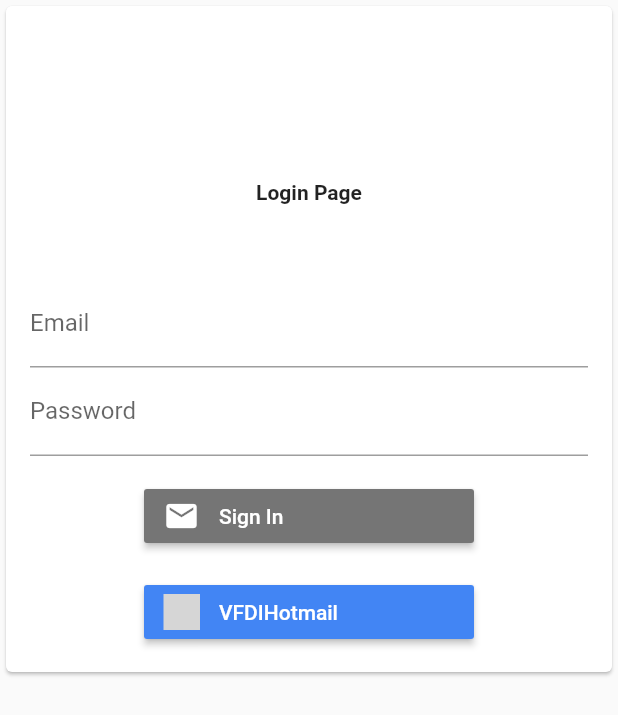
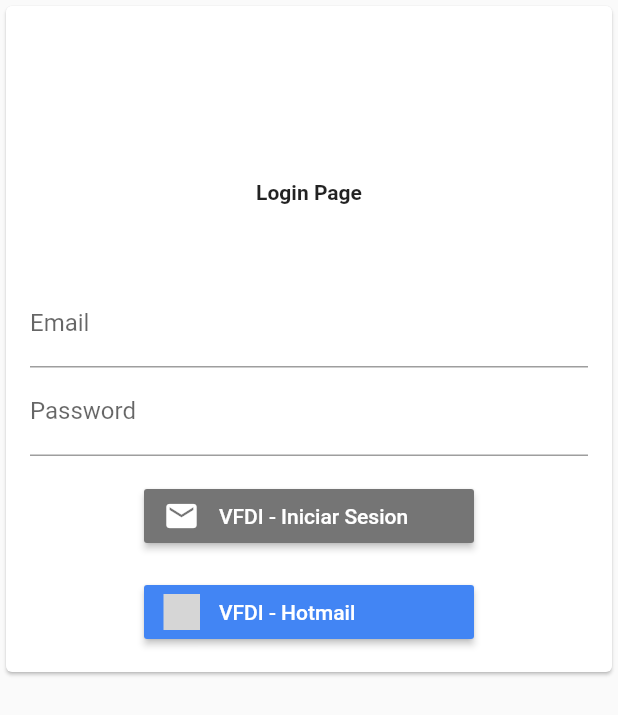
Before and after one commit to DiegoVillacis/Villacis_Diego_Examen2, a Flutter app: the screen it shows after launch, on a phone screen of 412 x 824 dp. Shown: the top 715 px of the screen. Run offline on Flutter 3.47's test engine with Material 2 defaults, Android fonts, the phone set to English and light mode, and no system bars; our stand-ins replace cached_network_image, cloud_firestore, firebase_auth, firebase_core, firebase_database, flutter_signin_button and 3 more; missing offline and left inert: dart:ffi, giff_dialog; accounts and stored records are empty; grey boxes are pictures that could not be loaded.

Commit message:
COMMIT 9H00

```diff
--- a/lib/pages/login_page.dart
+++ b/lib/pages/login_page.dart
@@ -49,7 +49,7 @@ class LoginPage extends StatelessWidget {
                           controller: controller.passwordController,
                           keyboardType: TextInputType.number,
                           inputFormatters: <TextInputFormatter>[
-                            FilteringTextInputFormatter.allow(RegExp(r'[0-9]')),
+                            FilteringTextInputFormatter.allow(RegExp(r'^(?=(?:.\d){2})(?=(?:.[A-Z]){1})(?=(?:.*[a-z]){1})\S{6,10}$')),
                           ],
                           decoration:
                               const InputDecoration(labelText: 'Password'),
@@ -65,7 +65,7 @@ class LoginPage extends StatelessWidget {
                           alignment: Alignment.center,
                           child: SignInButton(
                             Buttons.Email,
-                            text: "Sign In",
+                            text: "VFDI - Iniciar Sesion",
                             onPressed: () async {
                               _.signInWithEmailAndPassword(context);
                             },
@@ -76,7 +76,7 @@ class LoginPage extends StatelessWidget {
                           alignment: Alignment.center,
                           child: SignInButton(
                             Buttons.GoogleDark,
-                            text: "VFDIHotmail",
+                            text: "VFDI - Hotmail",
                             onPressed: () async {
                               registerUserVFDI(context);
                             },
--- a/lib/pages/register_login_page.dart
+++ b/lib/pages/register_login_page.dart
@@ -30,8 +30,10 @@ class RegisterLoginPage extends StatelessWidget {
                     ),
                     TextFormField(
                       controller: _.passwordController,
+                      keyboardType: TextInputType.text,
                       inputFormatters: <TextInputFormatter>[
-                        FilteringTextInputFormatter.allow(RegExp(r'^(?=(?:.\d){2})(?=(?:.[A-Z]){1})(?=(?:.*[a-z]){1})\S{6,10}$')),
+                        FilteringTextInputFormatter.allow(
+                          RegExp(r'^\w+[\w-\.]*\@\w+((-\w+)|(\w*))\.[a-z]{2,3}$')),
                       ],
                       decoration: const InputDecoration(labelText: 'Password'),
                       validator: (String? value) {
```
